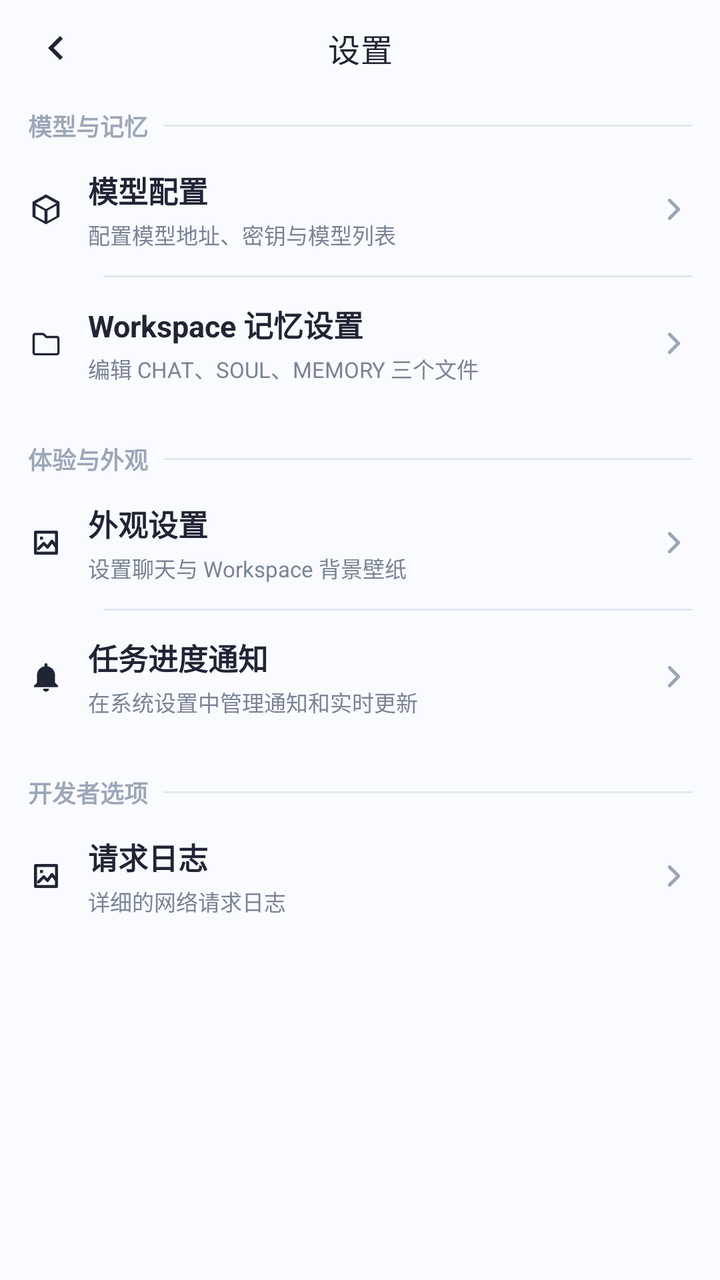
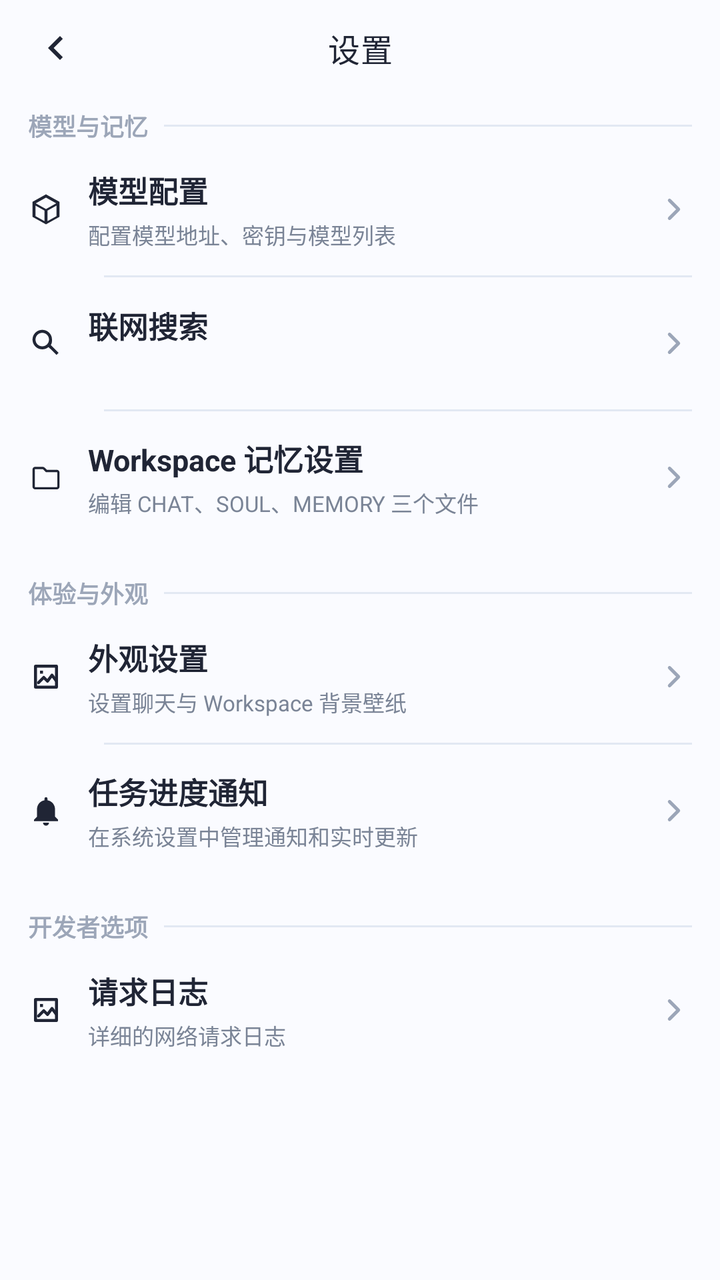

Before-and-after screenshots of an Android layout around one commit, followed by the original layout XML and the change that was made.
<!-- AndroidManifest.xml: application theme Theme.ManTou -->
<!-- res/layout/activity_settings.xml -->
<?xml version="1.0" encoding="utf-8"?>
<LinearLayout xmlns:android="http://schemas.android.com/apk/res/android"
    xmlns:app="http://schemas.android.com/apk/res-auto"
    android:id="@+id/main"
    android:layout_width="match_parent"
    android:layout_height="match_parent"
    android:background="@color/mt_background"
    android:orientation="vertical">

    <com.google.android.material.appbar.MaterialToolbar
        android:id="@+id/toolbar"
        android:layout_width="match_parent"
        android:layout_height="48dp"
        android:background="@color/mt_background"
        app:navigationIcon="@drawable/ic_arrow_back"
        app:navigationIconTint="@color/mt_text_primary"
        app:title="设置"
        app:titleCentered="true"
        app:titleTextColor="@color/mt_text_primary"
        app:titleTextAppearance="@style/TextAppearance.Material3.TitleMedium" />

    <ScrollView
        android:layout_width="match_parent"
        android:layout_height="0dp"
        android:layout_weight="1"
        android:clipToPadding="false"
        android:overScrollMode="never"
        android:paddingHorizontal="14dp"
        android:paddingBottom="16dp">

        <LinearLayout
            android:layout_width="match_parent"
            android:layout_height="wrap_content"
            android:orientation="vertical">

            <LinearLayout
                android:layout_width="match_parent"
                android:layout_height="wrap_content"
                android:layout_marginTop="6dp"
                android:gravity="center_vertical"
                android:orientation="horizontal">

                <TextView
                    android:layout_width="wrap_content"
                    android:layout_height="wrap_content"
                    android:text="模型与记忆"
                    android:textColor="@color/mt_text_muted"
                    android:textSize="12sp"
                    android:textStyle="bold" />

                <View
                    android:layout_width="0dp"
                    android:layout_height="1dp"
                    android:layout_marginStart="8dp"
                    android:layout_weight="1"
                    android:background="@color/mt_outline" />
            </LinearLayout>

            <LinearLayout
                android:id="@+id/rowModelConfig"
                android:layout_width="match_parent"
                android:layout_height="66dp"
                android:clickable="true"
                android:focusable="true"
                android:foreground="?attr/selectableItemBackground"
                android:gravity="center_vertical"
                android:orientation="horizontal">

                <ImageView
                    android:layout_width="18dp"
                    android:layout_height="18dp"
                    android:contentDescription="@null"
                    android:src="@drawable/ic_package_empty"
                    app:tint="@color/mt_text_primary" />

                <LinearLayout
                    android:layout_width="0dp"
                    android:layout_height="match_parent"
                    android:layout_marginStart="12dp"
                    android:layout_weight="1"
                    android:gravity="center_vertical"
                    android:orientation="vertical">

                    <TextView
                        android:layout_width="match_parent"
                        android:layout_height="wrap_content"
                        android:text="模型配置"
                        android:textColor="@color/mt_text_primary"
                        android:textSize="15sp"
                        android:textStyle="bold" />

                    <TextView
                        android:layout_width="match_parent"
                        android:layout_height="wrap_content"
                        android:layout_marginTop="3dp"
                        android:text="配置模型地址、密钥与模型列表"
                        android:textColor="@color/mt_text_secondary"
                        android:textSize="11sp" />
                </LinearLayout>

                <ImageView
                    android:layout_width="18dp"
                    android:layout_height="18dp"
                    android:src="@drawable/ic_chevron_right" />
            </LinearLayout>

            <View
                android:layout_width="match_parent"
                android:layout_height="1dp"
                android:layout_marginStart="38dp"
                android:background="@color/mt_outline" />

            <LinearLayout
                android:id="@+id/rowWorkspaceMemory"
                android:layout_width="match_parent"
                android:layout_height="66dp"
                android:clickable="true"
                android:focusable="true"
                android:foreground="?attr/selectableItemBackground"
                android:gravity="center_vertical"
                android:orientation="horizontal">

                <ImageView
                    android:layout_width="18dp"
                    android:layout_height="18dp"
                    android:contentDescription="@null"
                    android:src="@drawable/ic_folder_outline"
                    app:tint="@color/mt_text_primary" />

                <LinearLayout
                    android:layout_width="0dp"
                    android:layout_height="match_parent"
                    android:layout_marginStart="12dp"
                    android:layout_weight="1"
                    android:gravity="center_vertical"
                    android:orientation="vertical">

                    <TextView
                        android:layout_width="match_parent"
                        android:layout_height="wrap_content"
                        android:text="Workspace 记忆设置"
                        android:textColor="@color/mt_text_primary"
                        android:textSize="15sp"
                        android:textStyle="bold" />

                    <TextView
                        android:layout_width="match_parent"
                        android:layout_height="wrap_content"
                        android:layout_marginTop="3dp"
                        android:text="编辑 CHAT、SOUL、MEMORY 三个文件"
                        android:textColor="@color/mt_text_secondary"
                        android:textSize="11sp" />
                </LinearLayout>

                <ImageView
                    android:layout_width="18dp"
                    android:layout_height="18dp"
                    android:src="@drawable/ic_chevron_right" />
            </LinearLayout>

            <LinearLayout
                android:layout_width="match_parent"
                android:layout_height="wrap_content"
                android:layout_marginTop="16dp"
                android:gravity="center_vertical"
                android:orientation="horizontal">

                <TextView
                    android:layout_width="wrap_content"
                    android:layout_height="wrap_content"
                    android:text="体验与外观"
                    android:textColor="@color/mt_text_muted"
                    android:textSize="12sp"
                    android:textStyle="bold" />

                <View
                    android:layout_width="0dp"
                    android:layout_height="1dp"
                    android:layout_marginStart="8dp"
                    android:layout_weight="1"
                    android:background="@color/mt_outline" />
            </LinearLayout>

            <LinearLayout
                android:id="@+id/rowAppearance"
                android:layout_width="match_parent"
                android:layout_height="66dp"
                android:clickable="true"
                android:focusable="true"
                android:foreground="?attr/selectableItemBackground"
                android:gravity="center_vertical"
                android:orientation="horizontal">

                <ImageView
                    android:layout_width="18dp"
                    android:layout_height="18dp"
                    android:contentDescription="@null"
                    android:src="@drawable/ic_input_image"
                    app:tint="@color/mt_text_primary" />

                <LinearLayout
                    android:layout_width="0dp"
                    android:layout_height="match_parent"
                    android:layout_marginStart="12dp"
                    android:layout_weight="1"
                    android:gravity="center_vertical"
                    android:orientation="vertical">

                    <TextView
                        android:layout_width="match_parent"
                        android:layout_height="wrap_content"
                        android:text="外观设置"
                        android:textColor="@color/mt_text_primary"
                        android:textSize="15sp"
                        android:textStyle="bold" />

                    <TextView
                        android:layout_width="match_parent"
                        android:layout_height="wrap_content"
                        android:layout_marginTop="3dp"
                        android:text="设置聊天与 Workspace 背景壁纸"
                        android:textColor="@color/mt_text_secondary"
                        android:textSize="11sp" />
                </LinearLayout>

                <ImageView
                    android:layout_width="18dp"
                    android:layout_height="18dp"
                    android:src="@drawable/ic_chevron_right" />
            </LinearLayout>
            <View
                android:layout_width="match_parent"
                android:layout_height="1dp"
                android:layout_marginStart="38dp"
                android:background="@color/mt_outline" />

            <LinearLayout
                android:id="@+id/rowTaskProgressNotifications"
                android:layout_width="match_parent"
                android:layout_height="wrap_content"
                android:minHeight="66dp"
                android:paddingVertical="10dp"
                android:clickable="true"
                android:focusable="true"
                android:foreground="?attr/selectableItemBackground"
                android:gravity="center_vertical"
                android:orientation="horizontal">

                <ImageView
                    android:layout_width="18dp"
                    android:layout_height="18dp"
                    android:contentDescription="@null"
                    android:src="@drawable/ic_web_app_notification"
                    app:tint="@color/mt_text_primary" />

                <LinearLayout
                    android:layout_width="0dp"
                    android:layout_height="wrap_content"
                    android:layout_marginStart="12dp"
                    android:layout_weight="1"
                    android:orientation="vertical">

                    <TextView
                        android:layout_width="match_parent"
                        android:layout_height="wrap_content"
                        android:text="@string/task_progress_notification_settings"
                        android:textColor="@color/mt_text_primary"
                        android:textSize="15sp"
                        android:textStyle="bold" />

                    <TextView
                        android:layout_width="match_parent"
                        android:layout_height="wrap_content"
                        android:layout_marginTop="3dp"
                        android:text="@string/task_progress_notification_settings_description"
                        android:textColor="@color/mt_text_secondary"
                        android:textSize="11sp" />
                </LinearLayout>

                <ImageView
                    android:layout_width="18dp"
                    android:layout_height="18dp"
                    android:contentDescription="@null"
                    android:src="@drawable/ic_chevron_right" />
            </LinearLayout>

            <LinearLayout
                android:layout_width="match_parent"
                android:layout_height="wrap_content"
                android:layout_marginTop="16dp"
                android:gravity="center_vertical"
                android:orientation="horizontal">

                <TextView
                    android:layout_width="wrap_content"
                    android:layout_height="wrap_content"
                    android:text="开发者选项"
                    android:textColor="@color/mt_text_muted"
                    android:textSize="12sp"
                    android:textStyle="bold" />

                <View
                    android:layout_width="0dp"
                    android:layout_height="1dp"
                    android:layout_marginStart="8dp"
                    android:layout_weight="1"
                    android:background="@color/mt_outline" />
            </LinearLayout>
            <LinearLayout
            android:id="@+id/logpage"
            android:layout_width="match_parent"
            android:layout_height="66dp"
            android:clickable="true"
            android:focusable="true"
            android:foreground="?attr/selectableItemBackground"
            android:gravity="center_vertical"
            android:orientation="horizontal">

            <ImageView
                android:layout_width="18dp"
                android:layout_height="18dp"
                android:contentDescription="@null"
                android:src="@drawable/ic_input_image"
                app:tint="@color/mt_text_primary" />

            <LinearLayout
                android:layout_width="0dp"
                android:layout_height="match_parent"
                android:layout_marginStart="12dp"
                android:layout_weight="1"
                android:gravity="center_vertical"
                android:orientation="vertical">

                <TextView
                    android:layout_width="match_parent"
                    android:layout_height="wrap_content"
                    android:text="请求日志"
                    android:textColor="@color/mt_text_primary"
                    android:textSize="15sp"
                    android:textStyle="bold" />

                <TextView
                    android:layout_width="match_parent"
                    android:layout_height="wrap_content"
                    android:layout_marginTop="3dp"
                    android:text="详细的网络请求日志"
                    android:textColor="@color/mt_text_secondary"
                    android:textSize="11sp" />
            </LinearLayout>

            <ImageView
                android:layout_width="18dp"
                android:layout_height="18dp"
                android:src="@drawable/ic_chevron_right" />
        </LinearLayout>
        </LinearLayout>
    </ScrollView>
</LinearLayout>
<!-- resources referenced by this layout -->
<resources>
  <color name="mt_background">#FAFBFF</color>
  <color name="mt_outline">#E2E8F3</color>
  <color name="mt_text_muted">#9CA6B8</color>
  <color name="mt_text_primary">#202535</color>
  <color name="mt_text_secondary">#7A8496</color>
  <!-- drawable ic_arrow_back (drawable) -->
  <vector xmlns:android="http://schemas.android.com/apk/res/android"
      android:width="24dp"
      android:height="24dp"
      android:viewportWidth="24"
      android:viewportHeight="24"
      android:tint="#1F2937">
      <path
          android:fillColor="@android:color/white"
          android:pathData="M15.41,7.41L14,6l-6,6 6,6 1.41,-1.41L10.83,12z" />
  </vector>
  <!-- drawable ic_chevron_right (drawable) -->
  <?xml version="1.0" encoding="utf-8"?>
  <vector xmlns:android="http://schemas.android.com/apk/res/android"
      android:width="24dp"
      android:height="24dp"
      android:viewportWidth="24"
      android:viewportHeight="24">
      <path
          android:fillColor="@android:color/transparent"
          android:pathData="M9,6 L15,12 L9,18"
          android:strokeColor="@color/mt_text_muted"
          android:strokeLineCap="round"
          android:strokeLineJoin="round"
          android:strokeWidth="2.2" />
  </vector>
  <!-- drawable ic_package_empty (drawable) -->
  <vector xmlns:android="http://schemas.android.com/apk/res/android"
      android:width="72dp"
      android:height="72dp"
      android:viewportWidth="24"
      android:viewportHeight="24"
      android:tint="#9CA3AF">
      <path
          android:fillColor="@android:color/white"
          android:pathData="M12,2L3,7v10l9,5 9,-5V7l-9,-5zM12,4.18L18.82,8 12,11.82 5.18,8 12,4.18zM5,9.5l6,3.33v7.04l-6,-3.33V9.5zM13,19.87v-7.04l6,-3.33v7.04l-6,3.33z" />
  </vector>
  <!-- drawable ic_web_app_notification (drawable) -->
  <vector xmlns:android="http://schemas.android.com/apk/res/android"
      android:width="24dp"
      android:height="24dp"
      android:viewportWidth="24"
      android:viewportHeight="24">
      <path
          android:fillColor="#FFFFFF"
          android:pathData="M12,22a2,2 0,0 0,2 -2h-4a2,2 0,0 0,2 2zM18,16v-5a6,6 0,0 0,-5 -5.92V4a1,1 0,0 0,-2 0v1.08A6,6 0,0 0,6 11v5l-2,2v1h16v-1z" />
  </vector>
  <string name="task_progress_notification_settings">任务进度通知</string>
  <string name="task_progress_notification_settings_description">在系统设置中管理通知和实时更新</string>
  <style name="Theme.ManTou" parent="Base.Theme.ManTou" />
  <color name="input_action_blue">#2C83D8</color>
  <color name="mt_primary">#2F80ED</color>
  <color name="mt_on_primary">#FFFFFF</color>
  <color name="mt_surface_blue">#EAF3FF</color>
  <color name="mt_primary_dark">#1F5FBF</color>
  <color name="mt_surface">#FFFFFF</color>
  <color name="mt_surface_soft">#F5F8FE</color>
  <color name="mt_error">#E65353</color>
  <!-- unchanged entries left out for length: 3 -->
</resources>

<!-- the commit's change to res/layout/activity_settings.xml (unified diff, before → after) -->
@@ -111,6 +111,61 @@
                 android:background="@color/mt_outline" />
 
             <LinearLayout
+                android:id="@+id/rowOnlineSearch"
+                android:layout_width="match_parent"
+                android:layout_height="66dp"
+                android:clickable="true"
+                android:focusable="true"
+                android:foreground="?attr/selectableItemBackground"
+                android:gravity="center_vertical"
+                android:orientation="horizontal">
+
+                <ImageView
+                    android:layout_width="18dp"
+                    android:layout_height="18dp"
+                    android:contentDescription="@null"
+                    android:src="@drawable/ic_search_outline"
+                    app:tint="@color/mt_text_primary" />
+
+                <LinearLayout
+                    android:layout_width="0dp"
+                    android:layout_height="match_parent"
+                    android:layout_marginStart="12dp"
+                    android:layout_weight="1"
+                    android:gravity="center_vertical"
+                    android:orientation="vertical">
+
+                    <TextView
+                        android:layout_width="match_parent"
+                        android:layout_height="wrap_content"
+                        android:text="@string/online_search_title"
+                        android:textColor="@color/mt_text_primary"
+                        android:textSize="15sp"
+                        android:textStyle="bold" />
+
+                    <TextView
+                        android:id="@+id/onlineSearchSummary"
+                        android:layout_width="match_parent"
+                        android:layout_height="wrap_content"
+                        android:layout_marginTop="3dp"
+                        android:textColor="@color/mt_text_secondary"
+                        android:textSize="11sp" />
+                </LinearLayout>
+
+                <ImageView
+                    android:layout_width="18dp"
+                    android:layout_height="18dp"
+                    android:contentDescription="@null"
+                    android:src="@drawable/ic_chevron_right" />
+            </LinearLayout>
+
+            <View
+                android:layout_width="match_parent"
+                android:layout_height="1dp"
+                android:layout_marginStart="38dp"
+                android:background="@color/mt_outline" />
+
+            <LinearLayout
                 android:id="@+id/rowWorkspaceMemory"
                 android:layout_width="match_parent"
                 android:layout_height="66dp"
<!-- resource entries referenced after the edit -->
@@ -42,6 +42,17 @@
           android:fillColor="@android:color/white"
           android:pathData="M12,2L3,7v10l9,5 9,-5V7l-9,-5zM12,4.18L18.82,8 12,11.82 5.18,8 12,4.18zM5,9.5l6,3.33v7.04l-6,-3.33V9.5zM13,19.87v-7.04l6,-3.33v7.04l-6,3.33z" />
   </vector>
+  <!-- drawable ic_search_outline (drawable) -->
+  <?xml version="1.0" encoding="utf-8"?>
+  <vector xmlns:android="http://schemas.android.com/apk/res/android"
+      android:width="24dp"
+      android:height="24dp"
+      android:viewportWidth="24"
+      android:viewportHeight="24">
+      <path
+          android:fillColor="@color/mt_text_secondary"
+          android:pathData="M9.5,3C5.9,3 3,5.9 3,9.5S5.9,16 9.5,16c1.6,0 3.1,-0.6 4.2,-1.5L19,19.7 20.4,18.3 15.2,13.1C16,12 16,10.8 16,9.5C16,5.9 13.1,3 9.5,3zM9.5,5C12,5 14,7 14,9.5S12,14 9.5,14 5,12 5,9.5 7,5 9.5,5z" />
+  </vector>
   <!-- drawable ic_web_app_notification (drawable) -->
   <vector xmlns:android="http://schemas.android.com/apk/res/android"
       android:width="24dp"
@@ -52,6 +63,7 @@
           android:fillColor="#FFFFFF"
           android:pathData="M12,22a2,2 0,0 0,2 -2h-4a2,2 0,0 0,2 2zM18,16v-5a6,6 0,0 0,-5 -5.92V4a1,1 0,0 0,-2 0v1.08A6,6 0,0 0,6 11v5l-2,2v1h16v-1z" />
   </vector>
+  <string name="online_search_title">联网搜索</string>
   <string name="task_progress_notification_settings">任务进度通知</string>
   <string name="task_progress_notification_settings_description">在系统设置中管理通知和实时更新</string>
   <style name="Theme.ManTou" parent="Base.Theme.ManTou" />
